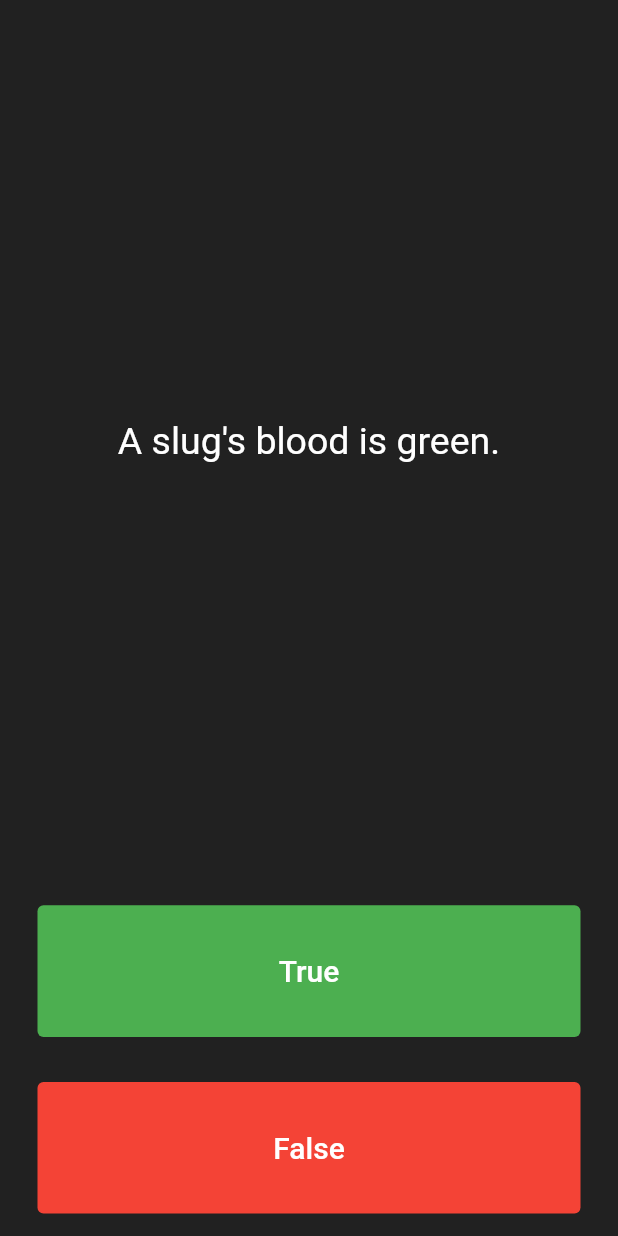
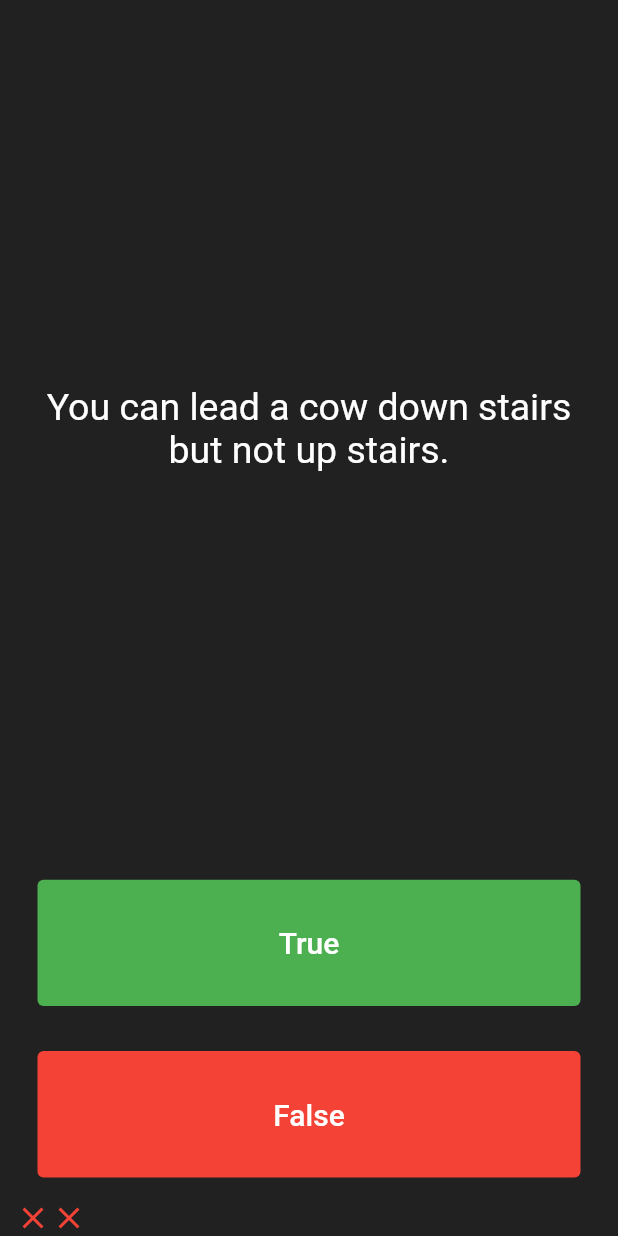
Before and after one commit to coletoncodes/QuizApp, a Flutter app: the screen it shows after launch, after a tap on "True", after a tap on "False", on a phone screen of 412 x 824 dp. Run offline on Flutter 3.47's test engine with Material 2 defaults, Android fonts, the phone set to English and light mode, and no system bars.

Commit message:
added question logic

```diff
--- a/lib/main.dart
+++ b/lib/main.dart
@@ -1,7 +1,9 @@
 import 'package:flutter/material.dart';
-import 'question.dart';
+import 'quizbrain.dart';
 
 void main() => runApp(Quizzler());
+
+QuizBrain quizBrain = QuizBrain();
 
 class Quizzler extends StatelessWidget {
   @override
@@ -28,15 +30,24 @@ class QuizPage extends StatefulWidget {
 class _QuizPageState extends State<QuizPage> {
   List<Icon> scoreKeeper = [];
 
-  List<Question> listOfQuestions = [
-    Question(q: 'You can lead a cow down stairs but not up stairs.', a: false),
-    Question(
-        q: 'Approximately one quarter of human bones are in the feet.',
-        a: true),
-    Question(q: 'A slug\'s blood is green.', a: true)
-  ];
+  void checkAnswer(bool userPickedAnswer) {
+    bool correctAnswer = quizBrain.getAnswer();
 
-  int questionNumber = 0;
+    setState(() {
+      if (correctAnswer == userPickedAnswer) {
+        scoreKeeper.add(Icon(
+          Icons.check,
+          color: Colors.green,
+        ));
+      } else {
+        scoreKeeper.add(Icon(
+          Icons.close,
+          color: Colors.red,
+        ));
+      }
+    });
+    quizBrain.nextQuestion();
+  }
 
   @override
   Widget build(BuildContext context) {
@@ -50,7 +61,7 @@ class _QuizPageState extends State<QuizPage> {
             padding: EdgeInsets.all(10.0),
             child: Center(
               child: Text(
-                listOfQuestions[questionNumber].questionText,
+                QuizBrain().getQuestion(),
                 textAlign: TextAlign.center,
                 style: TextStyle(
                   fontSize: 25.0,
@@ -75,18 +86,7 @@ class _QuizPageState extends State<QuizPage> {
                 ),
               ),
               onPressed: () {
-                bool correctAnswer =
-                    listOfQuestions[questionNumber].questionAnswer;
-
-                if (correctAnswer == true) {
-                  print('User got it right!');
-                } else {
-                  print('User got it wrong!');
-                }
-
-                setState(() {
-                  questionNumber++;
-                });
+                checkAnswer(true);
               },
             ),
           ),
@@ -106,18 +106,7 @@ class _QuizPageState extends State<QuizPage> {
                 ),
               ),
               onPressed: () {
-                bool correctAnswer =
-                    listOfQuestions[questionNumber].questionAnswer;
-
-                if (correctAnswer == false) {
-                  print('User got it right!');
-                } else {
-                  print('User got it wrong!');
-                }
-
-                setState(() {
-                  questionNumber++;
-                });
+                checkAnswer(false);
               },
             ),
           ),
@@ -129,9 +118,3 @@ class _QuizPageState extends State<QuizPage> {
     );
   }
 }
-
-/*
-question1: 'You can lead a cow down stairs but not up stairs.', false,
-question2: 'Approximately one quarter of human bones are in the feet.', true,
-question3: 'A slug\'s blood is green.', true,
-*/
--- a/lib/question.dart
+++ /dev/null
@@ -1,9 +0,0 @@
-class Question {
-  late final String questionText;
-  late final bool questionAnswer;
-
-  Question({required String q, required bool a}) {
-    questionText = q;
-    questionAnswer = a;
-  }
-}
--- /dev/null
+++ b/lib/quizbrain.dart
@@ -0,0 +1,59 @@
+class Question {
+  late final String questionText;
+  late final bool questionAnswer;
+
+  Question({required String q, required bool a}) {
+    questionText = q;
+    questionAnswer = a;
+  }
+}
+
+// This class should store the question's and answer's of our quiz.
+
+class QuizBrain {
+  int _questionNumber = 0;
+
+  List<Question> _listOfQuestions = [
+    Question(q: 'You can lead a cow down stairs but not up stairs.', a: false),
+    Question(q: 'Some cats are actually allergic to humans', a: true),
+    Question(
+        q: 'Approximately one quarter of human bones are in the feet.',
+        a: true),
+    Question(q: 'A slug\'s blood is green.', a: true),
+    Question(q: 'Buzz Aldrin\'s mother\'s maiden name was \"Moon\".', a: true),
+    Question(q: 'It is illegal to pee in the Ocean in Portugal.', a: true),
+    Question(
+        q: 'No piece of square dry paper can be folded in half more than 7 times.',
+        a: false),
+    Question(
+        q: 'In London, UK, if you happen to die in the House of Parliament, you are technically entitled to a state funeral, because the building is considered too sacred a place.',
+        a: true),
+    Question(
+        q: 'The loudest sound produced by any animal is 188 decibels. That animal is the African Elephant.',
+        a: false),
+    Question(
+        q: 'The total surface area of two human lungs is approximately 70 square metres.',
+        a: true),
+    Question(q: 'Google was originally called \"Backrub\".', a: true),
+    Question(
+        q: 'Chocolate affects a dog\'s heart and nervous system; a few ounces are enough to kill a small dog.',
+        a: true),
+    Question(
+        q: 'In West Virginia, USA, if you accidentally hit an animal with your car, you are free to take it home to eat.',
+        a: true),
+  ];
+
+  void nextQuestion() {
+    if (_questionNumber < _listOfQuestions.length - 1) {
+      _questionNumber++;
+    }
+  }
+
+  String getQuestion() {
+    return _listOfQuestions[_questionNumber].questionText;
+  }
+
+  bool getAnswer() {
+    return _listOfQuestions[_questionNumber].questionAnswer;
+  }
+}
```
Also changed, not shown: 3 other files.
